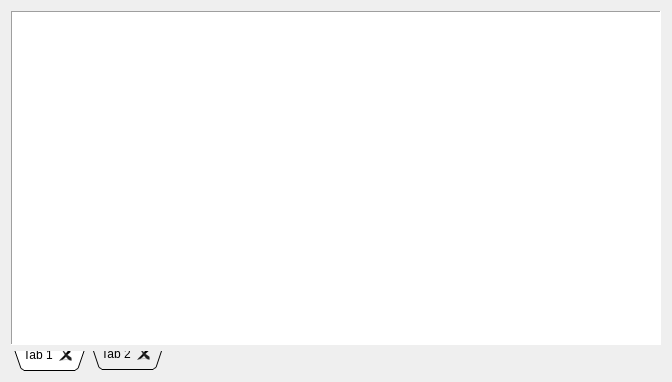
The window that procrungui.ui (pile-contributors/procrungui) describes before a commit, drawn with Qt 5.
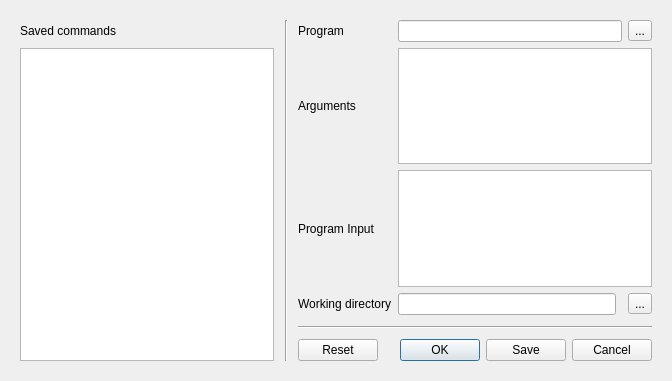
The same window after the commit.

Commit message: Use procrun components for the gui

```diff
--- a/procrungui.ui
+++ b/procrungui.ui
@@ -7,52 +7,59 @@
     <x>0</x>
     <y>0</y>
     <width>672</width>
-    <height>382</height>
+    <height>381</height>
    </rect>
   </property>
   <property name="windowTitle">
    <string>Form</string>
   </property>
-  <layout class="QGridLayout" name="gridLayout">
-   <item row="1" column="0">
-    <widget class="QTabWidget" name="tabWidget">
-     <property name="maximumSize">
+  <layout class="QVBoxLayout" name="verticalLayout_2">
+   <item>
+    <widget class="QStackedWidget" name="stackedWidget">
+     <property name="currentIndex">
+      <number>1</number>
+     </property>
+     <widget class="QWidget" name="page">
+      <layout class="QVBoxLayout" name="verticalLayout">
+       <item>
+        <layout class="QHBoxLayout" name="horizontalLayout">
+         <item>
+          <widget class="QPushButton" name="runButton">
+           <property name="text">
+            <string>Run ...</string>
+           </property>
+          </widget>
+         </item>
+         <item>
+          <spacer name="horizontalSpacer">
+           <property name="orientation">
+            <enum>Qt::Horizontal</enum>
+           </property>
+           <property name="sizeHint" stdset="0">
       <size>
-       <width>16777215</width>
+             <width>40</width>
        <height>20</height>
       </size>
      </property>
-     <property name="tabPosition">
-      <enum>QTabWidget::South</enum>
-     </property>
-     <property name="tabShape">
-      <enum>QTabWidget::Triangular</enum>
-     </property>
-     <property name="currentIndex">
-      <number>0</number>
-     </property>
-     <property name="documentMode">
-      <bool>true</bool>
-     </property>
-     <property name="tabsClosable">
-      <bool>true</bool>
-     </property>
-     <property name="tabBarAutoHide">
-      <bool>true</bool>
-     </property>
-     <widget class="QWidget" name="tab">
-      <attribute name="title">
-       <string>Tab 1</string>
-      </attribute>
-     </widget>
-     <widget class="QWidget" name="tab_2">
-      <attribute name="title">
-       <string>Tab 2</string>
-      </attribute>
-     </widget>
-    </widget>
-   </item>
-   <item row="0" column="0">
+          </spacer>
+         </item>
+         <item>
+          <widget class="QPushButton" name="terminateButton">
+           <property name="text">
+            <string>Terminate</string>
+           </property>
+          </widget>
+         </item>
+         <item>
+          <widget class="QPushButton" name="killButton">
+           <property name="text">
+            <string>Kill</string>
+           </property>
+          </widget>
+         </item>
+        </layout>
+       </item>
+       <item>
     <widget class="QPlainTextEdit" name="plainTextEdit">
      <property name="autoFillBackground">
       <bool>false</bool>
@@ -89,8 +96,186 @@
      </property>
     </widget>
    </item>
-  </layout>
- </widget>
+       <item>
+        <widget class="QTabWidget" name="tabWidget">
+         <property name="maximumSize">
+          <size>
+           <width>16777215</width>
+           <height>36</height>
+          </size>
+         </property>
+         <property name="tabPosition">
+          <enum>QTabWidget::South</enum>
+         </property>
+         <property name="tabShape">
+          <enum>QTabWidget::Triangular</enum>
+         </property>
+         <property name="currentIndex">
+          <number>-1</number>
+         </property>
+         <property name="documentMode">
+          <bool>true</bool>
+         </property>
+         <property name="tabsClosable">
+          <bool>true</bool>
+         </property>
+         <property name="movable">
+          <bool>true</bool>
+         </property>
+         <property name="tabBarAutoHide">
+          <bool>false</bool>
+         </property>
+        </widget>
+       </item>
+      </layout>
+     </widget>
+     <widget class="QWidget" name="page_2">
+      <layout class="QGridLayout" name="gridLayout">
+       <item row="0" column="2">
+        <widget class="QLabel" name="label">
+         <property name="text">
+          <string>Program</string>
+         </property>
+         <property name="buddy">
+          <cstring>programLineEdit</cstring>
+         </property>
+        </widget>
+       </item>
+       <item row="2" column="2">
+        <widget class="QLabel" name="label_4">
+         <property name="text">
+          <string>Program Input</string>
+         </property>
+         <property name="buddy">
+          <cstring>inputListWidget</cstring>
+         </property>
+        </widget>
+       </item>
+       <item row="3" column="2">
+        <widget class="QLabel" name="wrkDirLabel">
+         <property name="text">
+          <string>Working directory</string>
+         </property>
+         <property name="buddy">
+          <cstring>wrkDirLineEdit</cstring>
+         </property>
+        </widget>
+       </item>
+       <item row="0" column="0">
+        <widget class="QLabel" name="label_2">
+         <property name="text">
+          <string>Saved commands</string>
+         </property>
+         <property name="buddy">
+          <cstring>treeView</cstring>
+         </property>
+        </widget>
+       </item>
+       <item row="0" column="3" colspan="2">
+        <widget class="QLineEdit" name="programLineEdit"/>
+       </item>
+       <item row="1" column="2">
+        <widget class="QLabel" name="label_3">
+         <property name="text">
+          <string>Arguments</string>
+         </property>
+         <property name="buddy">
+          <cstring>argumentsListWidget</cstring>
+         </property>
+        </widget>
+       </item>
+       <item row="0" column="1" rowspan="6">
+        <widget class="Line" name="line_2">
+         <property name="minimumSize">
+          <size>
+           <width>12</width>
+           <height>0</height>
+          </size>
+         </property>
+         <property name="frameShadow">
+          <enum>QFrame::Sunken</enum>
+         </property>
+         <property name="lineWidth">
+          <number>1</number>
+         </property>
+         <property name="orientation">
+          <enum>Qt::Vertical</enum>
+         </property>
+        </widget>
+       </item>
+       <item row="3" column="3">
+        <widget class="QLineEdit" name="wrkDirLineEdit"/>
+       </item>
+       <item row="1" column="0" rowspan="5">
+        <widget class="QTreeView" name="treeView">
+         <property name="contextMenuPolicy">
+          <enum>Qt::CustomContextMenu</enum>
+         </property>
+        </widget>
+       </item>
+       <item row="0" column="5">
+        <widget class="QToolButton" name="programButton">
+         <property name="text">
+          <string>...</string>
+         </property>
+        </widget>
+       </item>
+       <item row="1" column="3" colspan="3">
+        <widget class="QListWidget" name="argumentsListWidget">
+         <property name="contextMenuPolicy">
+          <enum>Qt::CustomContextMenu</enum>
+         </property>
+        </widget>
+       </item>
+       <item row="2" column="3" colspan="3">
+        <widget class="QListWidget" name="inputListWidget">
+         <property name="contextMenuPolicy">
+          <enum>Qt::CustomContextMenu</enum>
+         </property>
+        </widget>
+       </item>
+       <item row="3" column="5">
+        <widget class="QToolButton" name="wrkDirButton">
+         <property name="text">
+          <string>...</string>
+         </property>
+        </widget>
+       </item>
+       <item row="4" column="2" colspan="4">
+        <widget class="Line" name="line">
+         <property name="minimumSize">
+          <size>
+           <width>0</width>
+           <height>12</height>
+          </size>
+         </property>
+         <property name="orientation">
+          <enum>Qt::Horizontal</enum>
+         </property>
+        </widget>
+       </item>
+       <item row="5" column="2" colspan="4">
+        <widget class="QDialogButtonBox" name="buttonBox">
+         <property name="standardButtons">
+          <set>QDialogButtonBox::Cancel|QDialogButtonBox::Ok|QDialogButtonBox::Reset|QDialogButtonBox::Save</set>
+         </property>
+        </widget>
+       </item>
+      </layout>
+     </widget>
+    </widget>
+   </item>
+  </layout>
+ </widget>
+ <tabstops>
+  <tabstop>treeView</tabstop>
+  <tabstop>programLineEdit</tabstop>
+  <tabstop>argumentsListWidget</tabstop>
+  <tabstop>inputListWidget</tabstop>
+  <tabstop>wrkDirLineEdit</tabstop>
+  <tabstop>tabWidget</tabstop>
+  <tabstop>plainTextEdit</tabstop>
+ </tabstops>
  <resources/>
  <connections/>
 </ui>
```
Left out of the diff: 2 changed lines with no effect on the pictures. Lines whose indentation alone changed are shown as unchanged. The commit also changes 4 other files.
